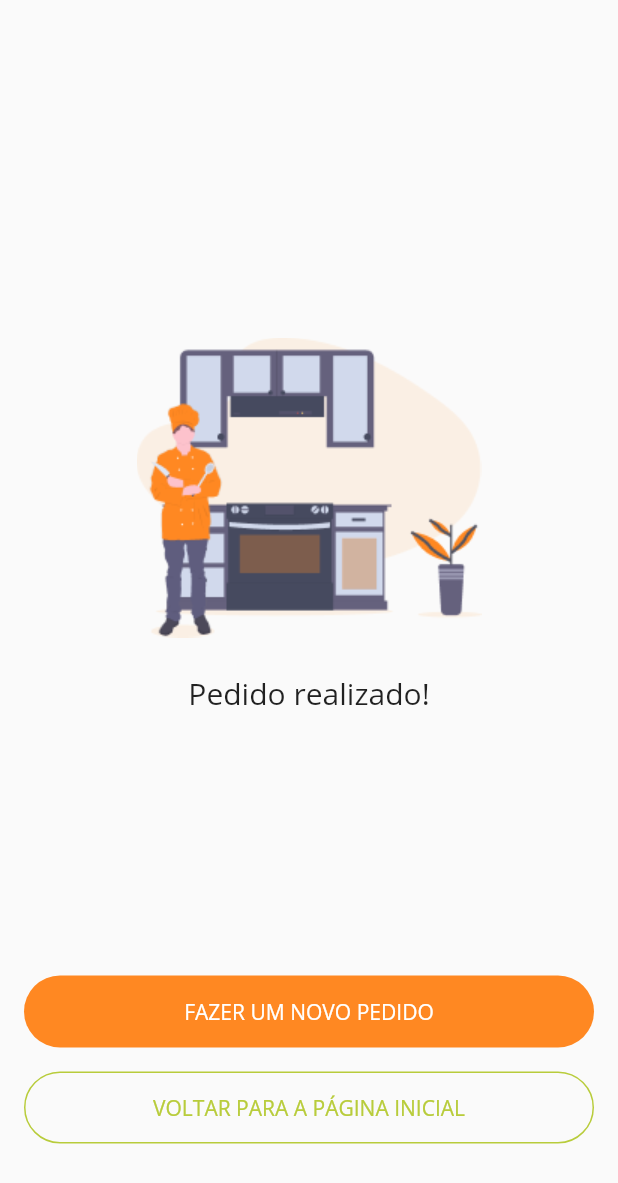
After one commit to renansa27/cafe_appetit_teste, a Flutter app: the OrderDone screen opened by its route, on a phone screen of 412 x 824 dp. The commit adds this screen. Shown: the top 1183 px of the screen. Run offline on Flutter 3.47's test engine with Material 2 defaults, Android fonts, the phone set to English and light mode, and no system bars; our stand-ins replace cloud_firestore, firebase_auth, firebase_core, flutter_mobx, mobx; accounts and stored records are empty; generated files the repository leaves out were written again.

Commit message:
Projeto Completo, apenas revisão e ajustes finais para a entrega

```diff
--- a/cafe_appetit/lib/controller/calendar_controller.dart
+++ b/cafe_appetit/lib/controller/calendar_controller.dart
@@ -69,4 +69,7 @@ abstract class _CalendarControllerBase with Store {
       this.selectedDate.month.toString() +
       '/' +
       this.selectedDate.year.toString();
+
+  @computed
+  bool get isShowingDatePicker => showDatePicker;
 }
--- a/cafe_appetit/lib/controller/orders_list.dart
+++ b/cafe_appetit/lib/controller/orders_list.dart
@@ -12,7 +12,6 @@ abstract class _OrdersListControllerBase with Store {
 
   @action
   addTotalByDay(double price) {
-    //print('Adcionado valor: $price');
     totalByDay.add(price);
   }
 
--- a/cafe_appetit/lib/model/order_list_model.dart
+++ b/cafe_appetit/lib/model/order_list_model.dart
@@ -14,7 +14,6 @@ class OrderListModel {
       }
       listTotal.add(sum);
     }
-    //print(listTotal);
     return listTotal;
   }
 }
--- a/cafe_appetit/lib/view/login_view.dart
+++ b/cafe_appetit/lib/view/login_view.dart
@@ -44,7 +44,6 @@ class _LoginState extends State<Login> {
               children: <Widget>[
                 Image.asset(
                   'lib/assets/appetit_logo.png',
-                  //width: 150,
                 ),
                 Column(
                   children: [
--- /dev/null
+++ b/cafe_appetit/lib/view/order_done.dart
@@ -0,0 +1,111 @@
+import 'package:flutter/material.dart';
+
+class OrderDone extends StatelessWidget {
+  @override
+  Widget build(BuildContext context) {
+    return Scaffold(
+      body: Container(
+        color: Color(0xffFAFAFA),
+        child: Column(
+          children: [
+            Flexible(
+              flex: 10,
+              child: Container(
+                width: MediaQuery.of(context).size.width,
+                child: Column(
+                  mainAxisAlignment: MainAxisAlignment.spaceEvenly,
+                  crossAxisAlignment: CrossAxisAlignment.center,
+                  children: [
+                    Container(
+                      height: 0,
+                      width: 0,
+                    ),
+                    Column(
+                      children: [
+                        Image.asset('lib/assets/undraw_chef_lbjx.png'),
+                        SizedBox(
+                          height: 24,
+                        ),
+                        Text(
+                          'Pedido realizado!',
+                          style: TextStyle(
+                            fontSize: 20,
+                            fontWeight: FontWeight.w400,
+                            color: Colors.black87,
+                          ),
+                        ),
+                      ],
+                    )
+                  ],
+                ),
+              ),
+            ),
+            Flexible(
+              flex: 4,
+              child: Container(
+                width: MediaQuery.of(context).size.width,
+                child: Padding(
+                  padding: const EdgeInsets.symmetric(horizontal: 16.0),
+                  child: Column(
+                    mainAxisAlignment: MainAxisAlignment.center,
+                    children: [
+                      Container(
+                        height: 48.0,
+                        width: MediaQuery.of(context).size.width,
+                        decoration: BoxDecoration(
+                          borderRadius: BorderRadius.circular(100.0),
+                          color: Color(0xFFFF8822),
+                        ),
+                        child: FlatButton(
+                          onPressed: () {
+                            Navigator.pushNamed(context, '/orderInfo');
+                          },
+                          child: Row(
+                            mainAxisAlignment: MainAxisAlignment.center,
+                            children: [
+                              Text(
+                                "FAZER UM NOVO PEDIDO",
+                                style: TextStyle(
+                                  color: Colors.white,
+                                  fontSize: 14.0,
+                                ),
+                              ),
+                            ],
+                          ),
+                          color: Colors.transparent,
+                        ),
+                      ),
+                      SizedBox(
+                        height: 16,
+                      ),
+                      Container(
+                        height: 48.0,
+                        width: MediaQuery.of(context).size.width,
+                        child: OutlineButton(
+                          child: Text(
+                            "VOLTAR PARA A PÁGINA INICIAL",
+                            style: TextStyle(color: Color(0xffB8CC3B)),
+                          ),
+                          onPressed: () {
+                            Navigator.pushNamedAndRemoveUntil(context, '/home',
+                                (Route<dynamic> route) => false);
+                          },
+                          borderSide: BorderSide(color: Color(0xffB8CC3B)),
+                          highlightColor: Color(0xffB8CC3B),
+                          highlightedBorderColor: Color(0xffB8CC3B),
+                          shape: RoundedRectangleBorder(
+                            borderRadius: BorderRadius.circular(30.0),
+                          ),
+                        ),
+                      ),
+                    ],
+                  ),
+                ),
+              ),
+            ),
+          ],
+        ),
+      ),
+    );
+  }
+}
--- a/cafe_appetit/pubspec.yaml
+++ b/cafe_appetit/pubspec.yaml
@@ -67,6 +67,7 @@ flutter:
     - lib/assets/JustinePhoto.png
     - lib/assets/BairamPhoto.png
     - lib/assets/FrootanPhoto.png
+    - lib/assets/undraw_chef_lbjx.png
   #   - images/a_dot_ham.jpeg
 
   # An image asset can refer to one or more resolution-specific "variants", see
```
Also changed, not shown: cafe_appetit/lib/controller/produto_controller.dart (+8 -0 lines), cafe_appetit/lib/main.dart (+12 -34 lines), cafe_appetit/lib/view/home_view.dart (+3 -8 lines), cafe_appetit/lib/view/order_details_view.dart (+16 -16 lines), cafe_appetit/lib/view/order_info_view.dart (+8 -11 lines), cafe_appetit/lib/view/order_payment.dart (renamed from cafe_appetit/lib/view/ask_payment.dart, +61 -19 lines), cafe_appetit/lib/view/select_customers_view.dart (+12 -9 lines), cafe_appetit/lib/view/widgets/date_picker_field.dart (deleted, +0 -47 lines), cafe_appetit/lib/view/widgets/order_info_widget_button.dart (+15 -5 lines), cafe_appetit/lib/view/widgets/order_info_widget_label.dart (+17 -5 lines), cafe_appetit/lib/assets/undraw_chef_lbjx.png (added), cafe_appetit/lib/controller/calendar_controller.g.dart.
